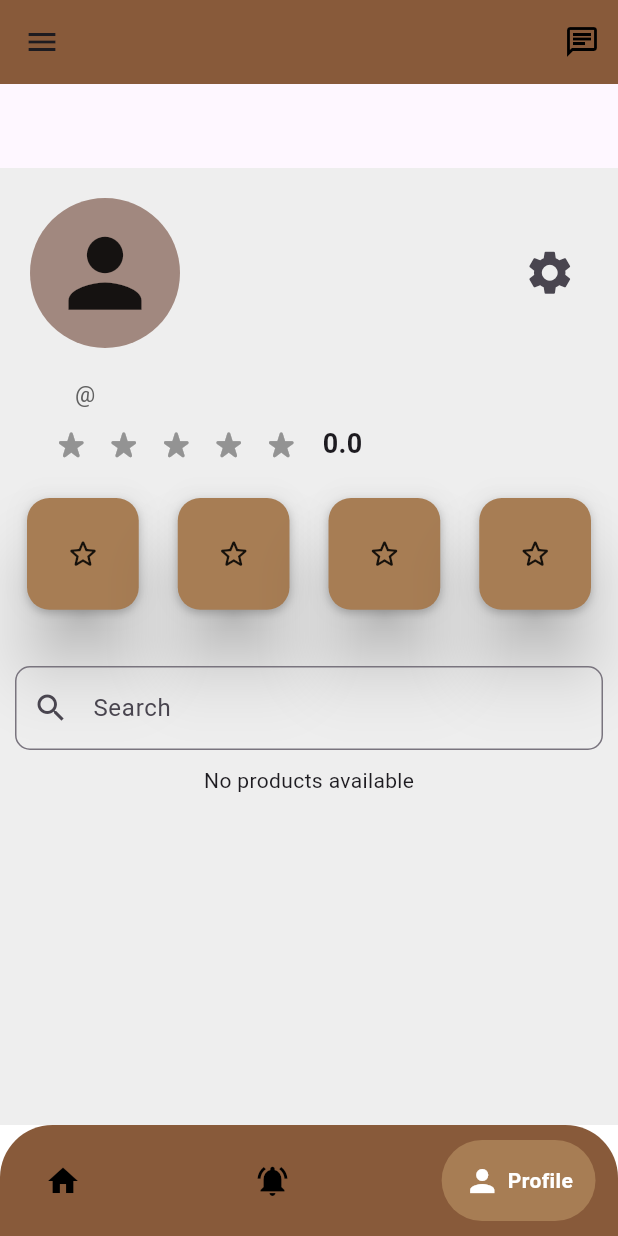
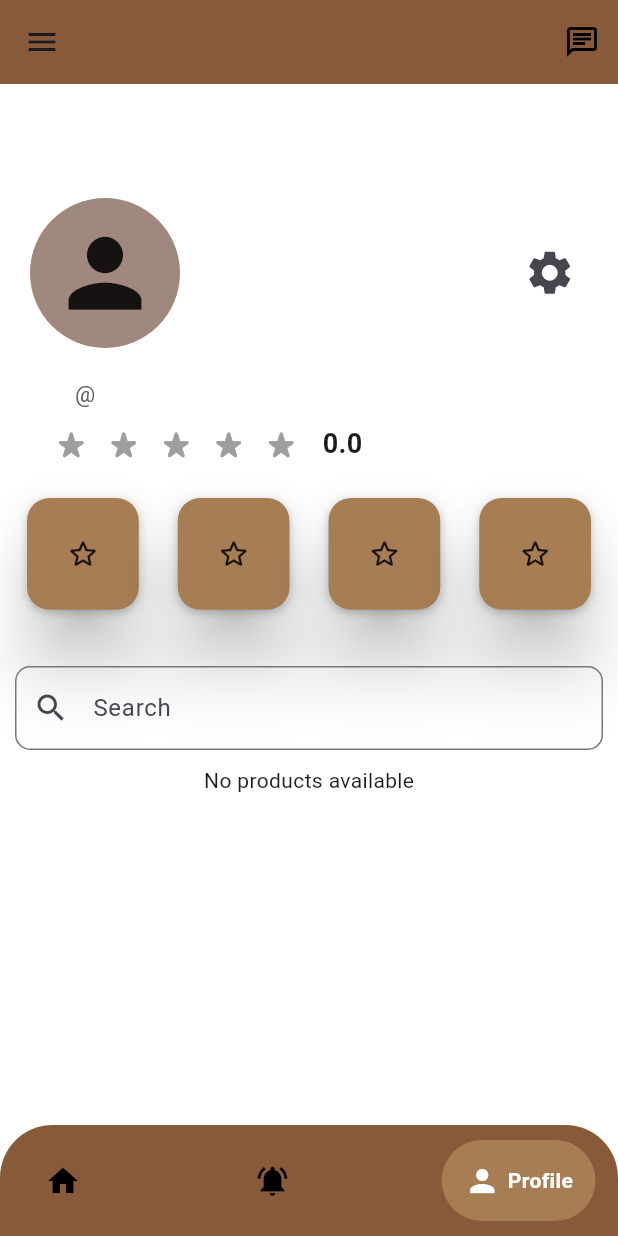
Before and after one commit to auniNajwa/buku_text_map, a Flutter app: the screen it shows once a user with an empty profile is signed in, item 3 of the bottom bar chosen, on a phone screen of 412 x 824 dp. Run offline on Flutter 3.47's test engine with Material 3 defaults, Android fonts, the light colour scheme and no system bars; drawn by our look-alikes of flutter_rating_bar, google_nav_bar; our stand-ins replace cloud_firestore, firebase_auth, firebase_core, firebase_storage, fl_chart, image_picker; accounts and stored records are empty.

Commit message:
more tweaks

```diff
--- a/BukuTextLy_users/bukutextly_users/lib/pages/home_page.dart
+++ b/BukuTextLy_users/bukutextly_users/lib/pages/home_page.dart
@@ -102,16 +102,16 @@ class _HomePageState extends State<HomePage> {
                         }
                       },
                     ),
-                    ListTile(
-                      leading: const Icon(
-                        Icons.shopping_bag_sharp,
-                        color: Colors.black,
-                      ),
-                      title: const Text('M A R K E T'),
-                      onTap: () {
-                        Navigator.pushNamed(context, '/shoppingpage');
-                      },
-                    ),
+                    // ListTile(
+                    //   leading: const Icon(
+                    //     Icons.shopping_bag_sharp,
+                    //     color: Colors.black,
+                    //   ),
+                    //   title: const Text('M A R K E T'),
+                    //   onTap: () {
+                    //     Navigator.pushNamed(context, '/shoppingpage');
+                    //   },
+                    // ),
                     ListTile(
                       leading: const Icon(
                         Icons.settings,
--- a/BukuTextLy_users/bukutextly_users/lib/pages/profile_page.dart
+++ b/BukuTextLy_users/bukutextly_users/lib/pages/profile_page.dart
@@ -1,5 +1,4 @@
 import 'package:bukutextly_users/components/features_box_widget.dart';
-import 'package:bukutextly_users/components/item_box.widget.dart';
 import 'package:bukutextly_users/components/product_box.dart';
 import 'package:cloud_firestore/cloud_firestore.dart';
 import 'package:firebase_auth/firebase_auth.dart';
@@ -47,8 +46,10 @@ class _ProfilePageState extends State<ProfilePage> {
   @override
   Widget build(BuildContext context) {
     return Scaffold(
-      appBar: AppBar(),
-      backgroundColor: Colors.grey[200],
+      appBar: AppBar(
+        backgroundColor: Colors.transparent,
+      ),
+      backgroundColor: Colors.transparent,
       body: StreamBuilder<DocumentSnapshot>(
         stream: FirebaseFirestore.instance
             .collection('Users')
```
